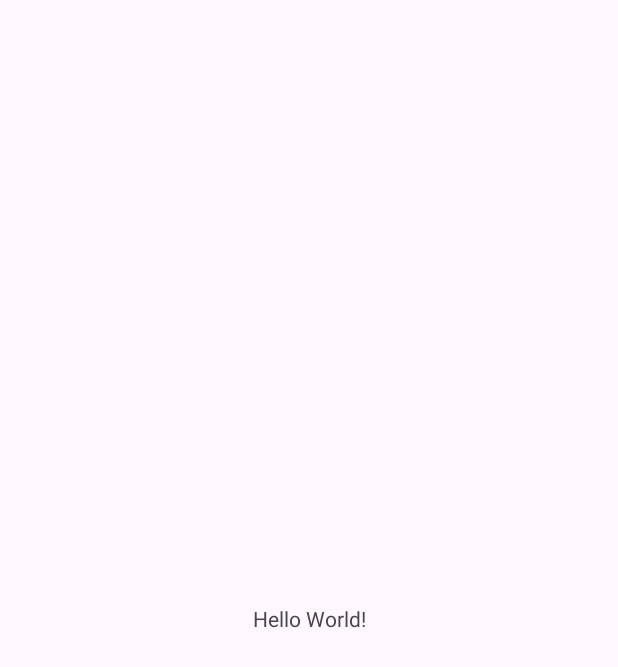
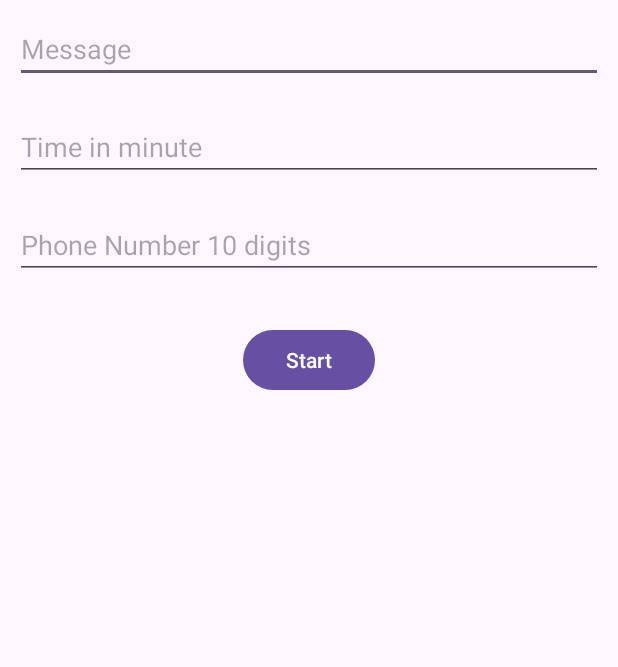
Before and after one commit to SamRitian/INFO448-AWTY, an Android app: the screen it shows after launch (MainActivity), on a phone screen of 412 x 824 dp. Before the commit the part shown is almost empty. Shown: the top 667 px of the screen. Run offline under Robolectric (Android 15) with nearby library versions, the phone set to English and light mode, and no system bars.

```diff
--- a/app/src/main/res/layout/activity_main.xml
+++ b/app/src/main/res/layout/activity_main.xml
@@ -1,18 +1,46 @@
 <?xml version="1.0" encoding="utf-8"?>
-<androidx.constraintlayout.widget.ConstraintLayout xmlns:android="http://schemas.android.com/apk/res/android"
-    xmlns:app="http://schemas.android.com/apk/res-auto"
+<RelativeLayout xmlns:android="http://schemas.android.com/apk/res/android"
     xmlns:tools="http://schemas.android.com/tools"
     android:layout_width="match_parent"
     android:layout_height="match_parent"
     tools:context=".MainActivity">
 
-    <TextView
+    <EditText
+        android:id="@+id/message_input"
+        android:layout_width="match_parent"
+        android:layout_height="wrap_content"
+        android:hint="@string/message_hint"
+        android:inputType="text"
+        android:layout_centerHorizontal="true"
+        android:layout_margin="10sp"/>
+
+    <EditText
+        android:id="@+id/time_input"
+        android:layout_width="match_parent"
+        android:layout_height="wrap_content"
+        android:hint="@string/time_hint"
+        android:inputType="number"
+        android:layout_below="@id/message_input"
+        android:layout_centerHorizontal="true"
+        android:layout_margin="10sp"/>
+
+    <EditText
+        android:id="@+id/phone_number_input"
+        android:layout_width="match_parent"
+        android:layout_height="wrap_content"
+        android:hint="@string/phone_number_hint"
+        android:inputType="phone"
+        android:layout_below="@id/time_input"
+        android:layout_centerHorizontal="true"
+        android:layout_margin="10sp"/>
+
+    <Button
+        android:id="@+id/start_stop_button"
         android:layout_width="wrap_content"
         android:layout_height="wrap_content"
-        android:text="Hello World!"
-        app:layout_constraintBottom_toBottomOf="parent"
-        app:layout_constraintEnd_toEndOf="parent"
-        app:layout_constraintStart_toStartOf="parent"
-        app:layout_constraintTop_toTopOf="parent" />
+        android:layout_below="@id/phone_number_input"
+        android:layout_centerHorizontal="true"
+        android:layout_margin="20sp"/>
 
-</androidx.constraintlayout.widget.ConstraintLayout>
+
+</RelativeLayout>
--- a/app/src/main/res/values/strings.xml
+++ b/app/src/main/res/values/strings.xml
@@ -1,3 +1,8 @@
 <resources>
     <string name="app_name">AWTY</string>
+    <string name="message_hint">Message</string>
+    <string name="phone_number_hint">Phone Number 10 digits</string>
+    <string name="time_hint">Time in minute</string>
+    <string name="start_button">Start</string>
+    <string name="stop_button">Stop</string>
 </resources>
```
Also changed, not shown: app/src/main/AndroidManifest.xml (+8 -3 lines), app/src/main/java/edu/uw/ischool/xyou/awty/AWTYService.kt (added, +67 -0 lines), app/src/main/java/edu/uw/ischool/xyou/awty/MainActivity.kt (+48 -0 lines).
